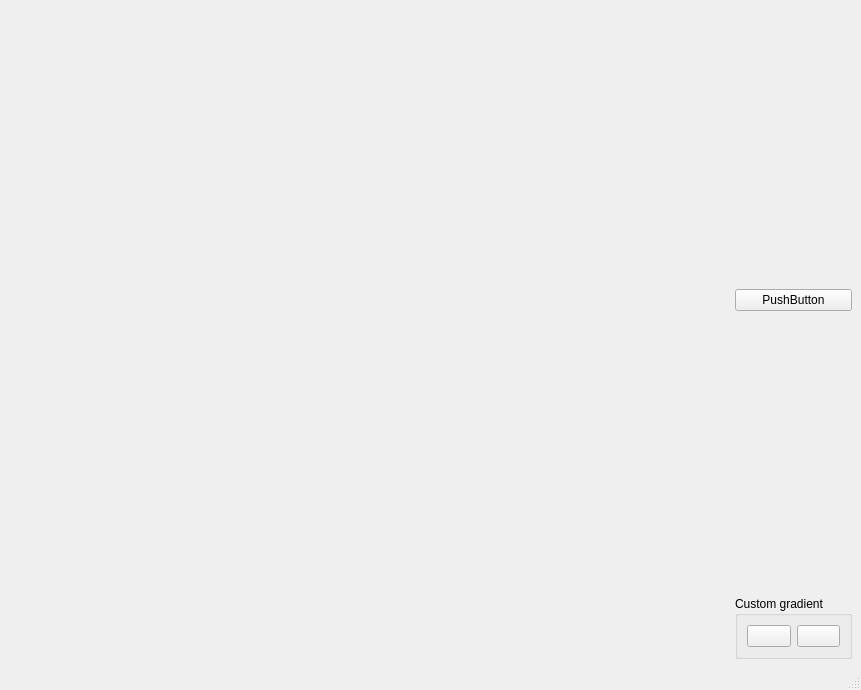
Above: trade_monitor/trade_monitor/gapfill_heatmap.ui from takkin-takilog/namake-trader before the change. Below: the same form after it.
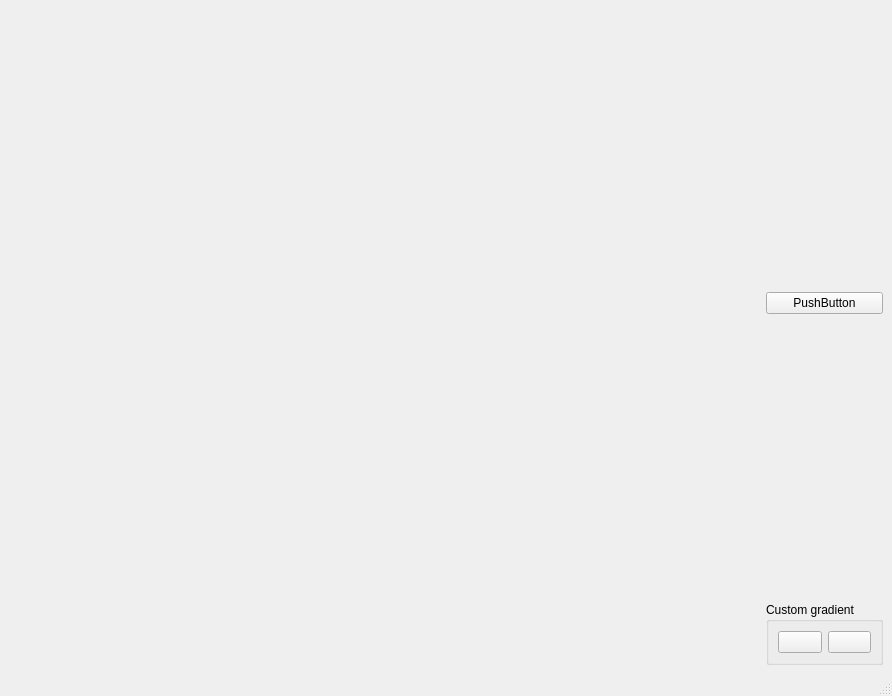
That is the form after the change.

What changed in the file:
```diff
--- a/trade_monitor/trade_monitor/gapfill_heatmap.ui
+++ b/trade_monitor/trade_monitor/gapfill_heatmap.ui
@@ -6,8 +6,8 @@
    <rect>
     <x>0</x>
     <y>0</y>
-    <width>861</width>
-    <height>690</height>
+    <width>892</width>
+    <height>696</height>
    </rect>
   </property>
   <property name="windowTitle">
@@ -25,6 +25,28 @@
       </property>
      </widget>
     </item>
+    <item>
+     <widget class="QWidget" name="widget_ColorScale" native="true">
+      <property name="sizePolicy">
+       <sizepolicy hsizetype="Fixed" vsizetype="Preferred">
+        <horstretch>0</horstretch>
+        <verstretch>0</verstretch>
+       </sizepolicy>
+      </property>
+      <property name="minimumSize">
+       <size>
+        <width>80</width>
+        <height>0</height>
+       </size>
+      </property>
+      <property name="baseSize">
+       <size>
+        <width>0</width>
+        <height>0</height>
+       </size>
+      </property>
+     </widget>
+    </item>
     <item>
      <layout class="QVBoxLayout" name="verticalLayout">
       <item>
```
Left out of the diff: 4 changed lines with no effect on the pictures.
